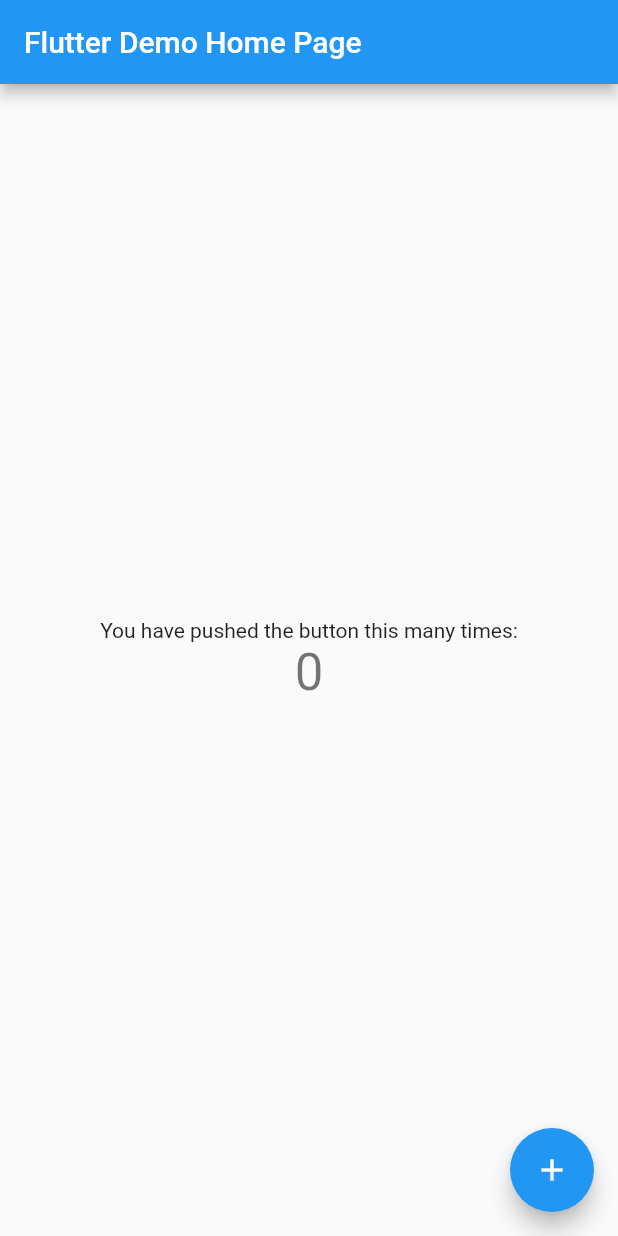
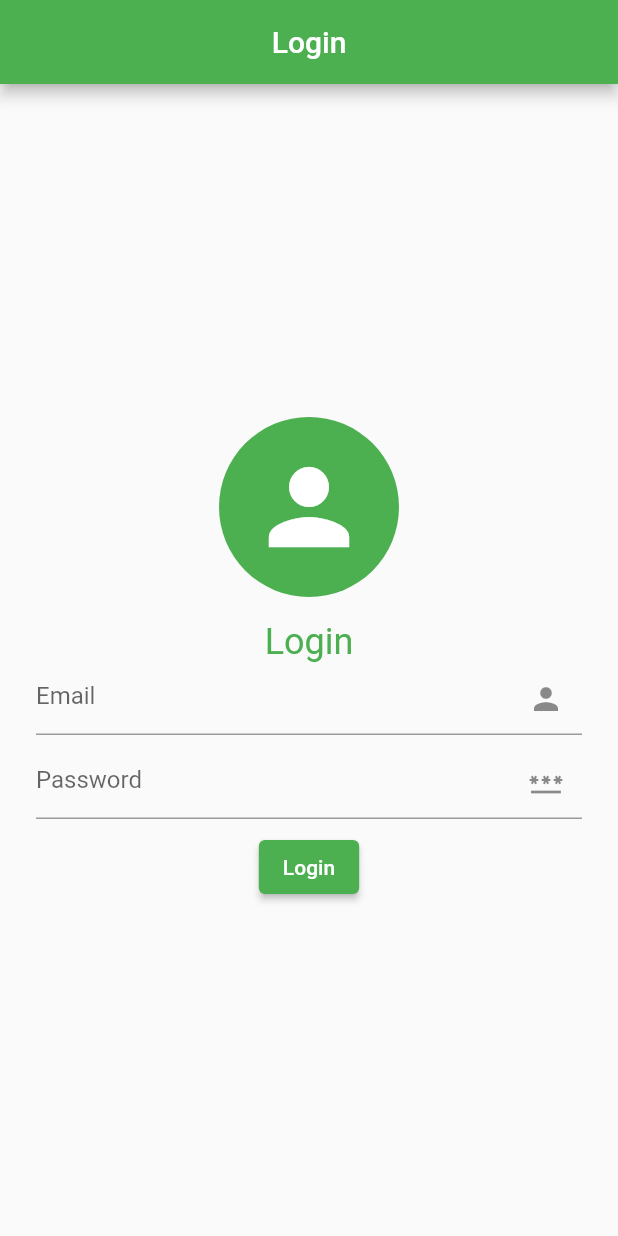
Before and after one commit to brandaoti/cubos_academy, a Flutter app: the screen it shows after launch, on a phone screen of 412 x 824 dp. Run offline on Flutter 3.47's test engine with Material 2 defaults, Android fonts, the phone set to English and light mode, and no system bars.

Commit message:
tela de login

```diff
--- /dev/null
+++ b/lib/login.dart
@@ -0,0 +1,91 @@
+import 'package:flutter/material.dart';
+
+class Login extends StatelessWidget {
+  const Login({Key? key}) : super(key: key);
+
+  @override
+  Widget build(BuildContext context) {
+    return Scaffold(
+      appBar: AppBar(
+        centerTitle: true,
+        backgroundColor: Colors.green,
+        title: const Text('Login'),
+      ),
+      body: Padding(
+        padding: const EdgeInsets.all(24.0),
+        child: Column(
+          mainAxisAlignment: MainAxisAlignment.center,
+          children: [
+            // !
+
+            Container(
+              width: 120,
+              height: 120,
+              decoration: const BoxDecoration(
+                color: Colors.green,
+                shape: BoxShape.circle,
+              ),
+              child: const Icon(
+                Icons.person,
+                color: Colors.white,
+                size: 80,
+              ),
+            ),
+
+            const SizedBox(height: 16.0),
+            const Text(
+              'Login',
+              style: TextStyle(
+                color: Colors.green,
+                fontSize: 24,
+              ),
+            ),
+
+            _forms(),
+
+            // !
+
+            const SizedBox(height: 8.0),
+
+            _btnLogin(),
+          ],
+        ),
+      ),
+    );
+  }
+
+  Widget _btnLogin() {
+    return ElevatedButton(
+      child: const Text('Login'),
+      style: ElevatedButton.styleFrom(
+        primary: Colors.green,
+      ),
+      onPressed: () {},
+    );
+  }
+
+  Widget _forms() {
+    return Column(
+      children: [
+        _inputs(
+          hintText: 'Email',
+          suffixIcon: const Icon(Icons.person),
+        ),
+        const SizedBox(height: 8.0),
+        _inputs(
+          hintText: 'Password',
+          suffixIcon: const Icon(Icons.password),
+        ),
+      ],
+    );
+  }
+
+  Widget _inputs({String? hintText, Icon? suffixIcon}) {
+    return TextFormField(
+      decoration: InputDecoration(
+        hintText: hintText,
+        suffixIcon: suffixIcon,
+      ),
+    );
+  }
+}
--- a/lib/main.dart
+++ b/lib/main.dart
@@ -1,3 +1,4 @@
+import 'package:cubos_academy/login.dart';
 import 'package:flutter/material.dart';
 
 void main() {
@@ -24,7 +25,8 @@
         // is not restarted.
         primarySwatch: Colors.blue,
       ),
-      home: const MyHomePage(title: 'Flutter Demo Home Page'),
+      // home: const MyHomePage(title: 'Flutter Demo Home Page'),
+      home: const Login(),
     );
   }
 }
```
